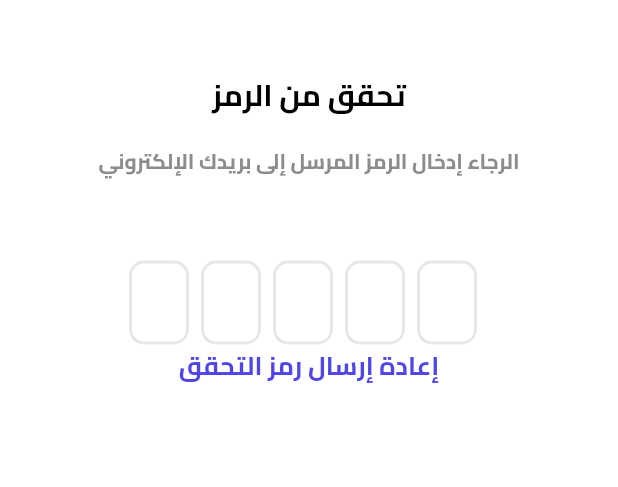
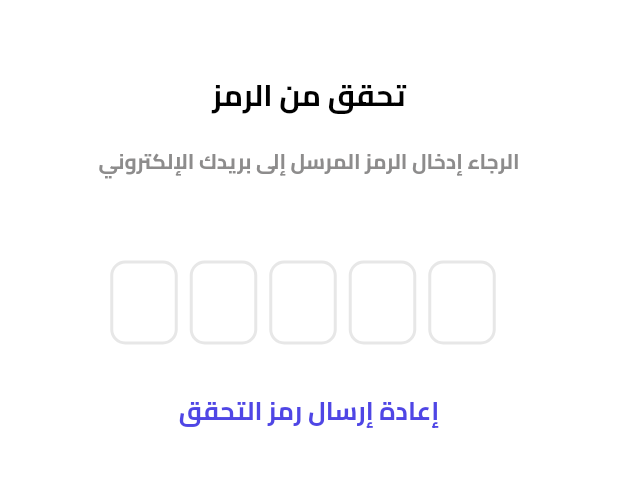
Before and after one commit to AyoubZekri/Silaatyapp, a Flutter app: the Verifiycodesetting screen opened by its route, on a phone screen of 412 x 824 dp, the part 62-549 px from its top. Run offline on Flutter 3.47's test engine with Material 3 defaults, Android fonts, the phone set to English and light mode, and no system bars; drawn by our look-alikes of flutter_otp_text_field; our stand-ins replace another_flushbar, auto_size_text, barcode_widget, connectivity_plus, dartz, dropdown_button2 and 14 more; missing offline and left inert: android_alarm_manager_plus, flutter_ringtone_player, mobile_scanner, print_bluetooth_thermal; accounts and stored records are empty; statements that could not run were skipped.

Commit message:
04/11/2025

```diff
--- a/lib/controller/Dashpord/Salecontroller.dart
+++ b/lib/controller/Dashpord/Salecontroller.dart
@@ -108,8 +108,9 @@
       }
     } else if (value == 'عميل جديد'.tr || value == 'مورد جديد'.tr) {
       var result = await Get.toNamed(
-          type == 1 ? Approutes.AddDealer : Approutes.AddConvict);
-       print("===================$result");
+          type == 1 ? Approutes.AddDealer : Approutes.AddConvict,
+          arguments: {"type": type == 1 ? 1 : 2});
+      print("===================$result");
       if (result != null) {
         selectedUuid.value = result['uuid'] ?? '';
         selectedName.value = result['name'] ?? '';
--- a/lib/controller/auth/Signupcontroller.dart
+++ b/lib/controller/auth/Signupcontroller.dart
@@ -48,7 +48,7 @@
         showSnackbar("error".tr, "noInternet".tr, Colors.red);
       }
       statusrequest = handlingData(response);
-      // print("=============================== Controller $response ");
+      print("=============================== Controller $response ");
       if (Statusrequest.success == statusrequest) {
         if (response["status"] == 1) {
           Get.offNamed(Approutes.VerifiycodeSignUp, arguments: {
--- a/lib/core/constant/Colorapp.dart
+++ b/lib/core/constant/Colorapp.dart
@@ -6,7 +6,6 @@
   static const Color backgroundcolor = Color(0xFF4F46E5);
   static const Color grey = Color.fromRGBO(141, 140, 140, 1);
   static const Color red = Colors.red;
-
   static const Color black = Colors.black;
 
 }
--- a/lib/core/localizations/Translation.dart
+++ b/lib/core/localizations/Translation.dart
@@ -481,6 +481,7 @@
           'اختر مورد': 'اختر مورد',
           'مورد جديد': 'مورد جديد',
           'يرجى اختيار مورد أولاً': 'يرجى اختيار مورد أولاً',
+          "check": "تحقق",
         },
         // ::::::
         // ::::::
@@ -1012,6 +1013,7 @@
           'اختر مورد': 'Select Supplier',
           'مورد جديد': 'New Supplier',
           'يرجى اختيار مورد أولاً': 'Please select a supplier first',
+          "check": "checks",
         },
       };
 }
--- a/lib/view/screen/RessetPassword/VeriFiyCodeSetting.dart
+++ b/lib/view/screen/RessetPassword/VeriFiyCodeSetting.dart
@@ -60,21 +60,28 @@
                         Directionality(
                             textDirection: TextDirection.ltr,
                             child: OtpTextField(
+                              numberOfFields: 5,
                               borderRadius: BorderRadius.circular(10),
-                            numberOfFields: 5,
                               borderColor: const Color(0xFF512DA8),
-                            //set to true to show as box or false to show as dash
                               showFieldAsBox: true,
-                            //runs when a code is typed in
-                            onCodeChanged: (String code) {
-                              //handle validation or checks here
-                            },
-                            //runs when every textfield is filled
-                            onSubmit: (String verificationCode) {
+
+                              fieldWidth: 45, // صغّر العرض باش يقل padding
+
+                              styles: List.generate(
+                                5,
+                                (index) => const TextStyle(
+                                  fontSize: 18,
+                                  height: 1, // مهم باش ينقص الارتفاع الداخلي
+                                ),
+                              ),
+
+                              onSubmit: (verificationCode) {
                                 controller.GoToresetPasswored(
                                     verificationCode, "resePasswordsetting");
-                            }, // end onSubmit
-                          ),
+                              },
+                            )),
+                        SizedBox(
+                          height: 30,
                         ),
                         InkWell(
                             onTap: () {
```
Also changed, not shown: lib/controller/auth/VerifiycodeSignUp_Controller.dart (+20 -24 lines), lib/view/screen/Auth/VeriFyCodeSignUp.dart (+14 -5 lines). Lines whose indentation alone changed are shown as unchanged.
